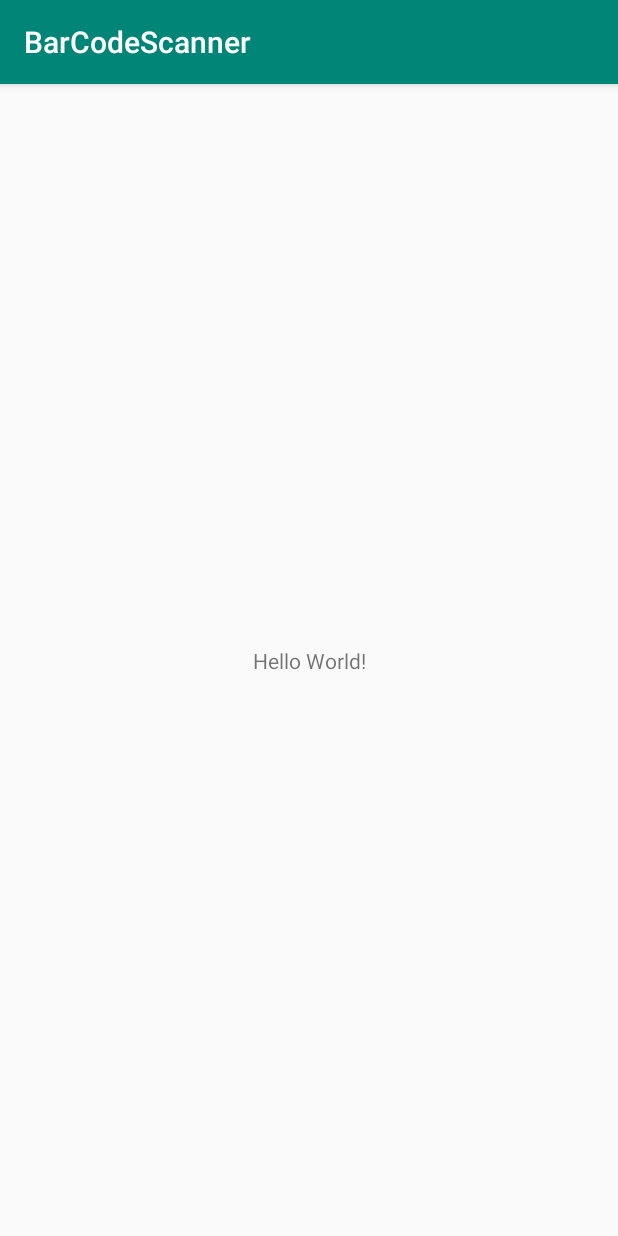
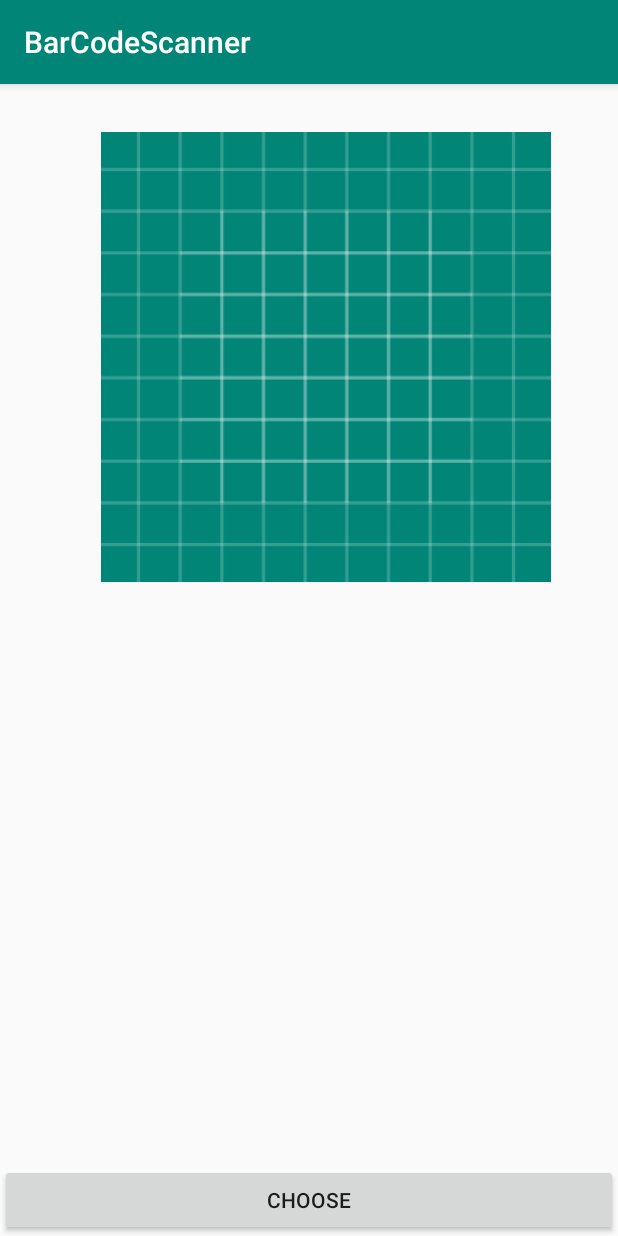
Before and after one commit to ASHISHCHHABRA1299/BarCodeScanner, an Android app: the screen it shows after launch (MainActivity), on a phone screen of 412 x 824 dp. Run offline under Robolectric (Android 15) with nearby library versions, the phone set to English and light mode, and no system bars; libraries missing offline, so code that uses them is left out: com.google.firebase.ml.

Commit message:
FireBase Updated

```diff
--- a/app/build.gradle
+++ b/app/build.gradle
@@ -1,4 +1,5 @@
 apply plugin: 'com.android.application'
+apply plugin: 'com.google.gms.google-services'
 
 android {
     compileSdkVersion 29
@@ -23,6 +24,7 @@ dependencies {
     implementation fileTree(dir: 'libs', include: ['*.jar'])
     implementation 'androidx.appcompat:appcompat:1.1.0'
     implementation 'androidx.constraintlayout:constraintlayout:1.1.3'
+    implementation 'com.google.firebase:firebase-ml-vision:18.0.1'
     testImplementation 'junit:junit:4.12'
     androidTestImplementation 'androidx.test.ext:junit:1.1.1'
     androidTestImplementation 'androidx.test.espresso:espresso-core:3.2.0'
--- a/app/src/main/AndroidManifest.xml
+++ b/app/src/main/AndroidManifest.xml
@@ -16,6 +16,9 @@
                 <category android:name="android.intent.category.LAUNCHER" />
             </intent-filter>
         </activity>
+        <meta-data
+            android:name="com.google.firebase.ml.vision.DEPENDENCIES"
+            android:value="barcode" />
     </application>
 
 </manifest>
--- a/app/src/main/java/com/example/barcodescanner/MainActivity.java
+++ b/app/src/main/java/com/example/barcodescanner/MainActivity.java
@@ -1,15 +1,55 @@
 package com.example.barcodescanner;
 
+import androidx.annotation.Nullable;
 import androidx.appcompat.app.AppCompatActivity;
 
+import android.content.Intent;
 import android.os.Bundle;
+import android.view.View;
+import android.widget.Button;
+import android.widget.ImageView;
+import android.widget.TextView;
+
+import com.google.firebase.ml.vision.common.FirebaseVisionImage;
+
+import java.io.IOException;
 
 public class MainActivity extends AppCompatActivity {
 
+    ImageView i;
+    Button b;
+    TextView t;
+    public static final int Pic_image=121;
     @Override
     protected void onCreate(Bundle savedInstanceState) {
         super.onCreate(savedInstanceState);
         setContentView(R.layout.activity_main);
+        i=(ImageView)findViewById(R.id.image);
+        b=(Button)findViewById(R.id.choose);
+        t=(TextView)findViewById(R.id.text);
+        b.setOnClickListener(new View.OnClickListener() {
+            @Override
+            public void onClick(View view) {
+                Intent intent=new Intent();
+                intent.setType("image/*");
+                intent.setAction(Intent.ACTION_GET_CONTENT);
+                startActivityForResult(Intent.createChooser(intent,"Select Image"),Pic_image);
+            }
+        });
 
     }
+
+    @Override
+    protected void onActivityResult(int requestCode, int resultCode, @Nullable Intent data) {
+        super.onActivityResult(requestCode, resultCode, data);
+        if(requestCode==Pic_image) {
+            i.setImageURI(data.getData());
+            FirebaseVisionImage image;
+            try {
+                image = FirebaseVisionImage.fromFilePath(getApplicationContext(), data.getData());
+            } catch (IOException e) {
+                e.printStackTrace();
+            }
+        }
+    }
 }
--- a/app/src/main/res/layout/activity_main.xml
+++ b/app/src/main/res/layout/activity_main.xml
@@ -7,12 +7,41 @@
     tools:context=".MainActivity">
 
     <TextView
-        android:layout_width="wrap_content"
+        android:id="@+id/text"
+        android:layout_width="0dp"
         android:layout_height="wrap_content"
-        android:text="Hello World!"
+        android:gravity="center"
+        android:textColor="#FA0C0B0B"
+        android:textSize="16dp"
         app:layout_constraintBottom_toBottomOf="parent"
+        app:layout_constraintEnd_toEndOf="parent"
+        app:layout_constraintHorizontal_bias="0.0"
         app:layout_constraintLeft_toLeftOf="parent"
         app:layout_constraintRight_toRightOf="parent"
-        app:layout_constraintTop_toTopOf="parent" />
+        app:layout_constraintStart_toStartOf="parent"
+        app:layout_constraintTop_toTopOf="parent"
+        app:layout_constraintVertical_bias="0.542" />
+
+    <Button
+        android:id="@+id/choose"
+        android:layout_width="0dp"
+        android:layout_height="wrap_content"
+        android:text="Choose"
+        app:layout_constraintBottom_toBottomOf="parent"
+        app:layout_constraintEnd_toEndOf="parent"
+        app:layout_constraintHorizontal_bias="1.0"
+        app:layout_constraintStart_toStartOf="parent" />
+
+    <ImageView
+        android:id="@+id/image"
+        android:layout_width="300dp"
+        android:layout_height="300dp"
+        android:layout_marginTop="32dp"
+        app:layout_constraintEnd_toEndOf="parent"
+        app:layout_constraintHorizontal_bias="0.603"
+        app:layout_constraintStart_toStartOf="parent"
+        app:layout_constraintTop_toTopOf="parent"
+        app:srcCompat="@drawable/ic_launcher_background"
+        tools:ignore="VectorDrawableCompat" />
 
 </androidx.constraintlayout.widget.ConstraintLayout>
--- a/build.gradle
+++ b/build.gradle
@@ -8,6 +8,7 @@ buildscript {
     }
     dependencies {
         classpath 'com.android.tools.build:gradle:3.5.3'
+        classpath 'com.google.gms:google-services:4.2.0'
 
         // NOTE: Do not place your application dependencies here; they belong
         // in the individual module build.gradle files
```
